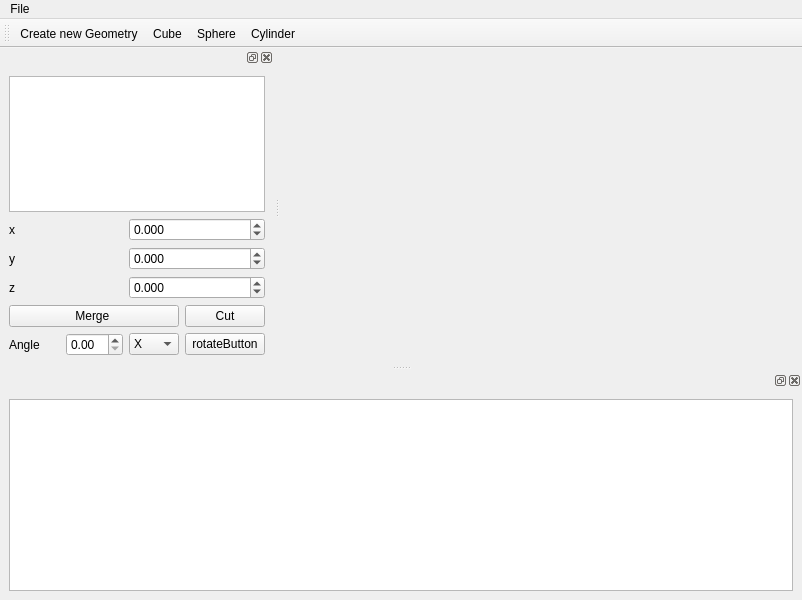
Qt form 080-ManipulatingShapes/src/MainWindow.ui (haknkayaa/Qt-OpenCASCADE-Projects) before a commit.
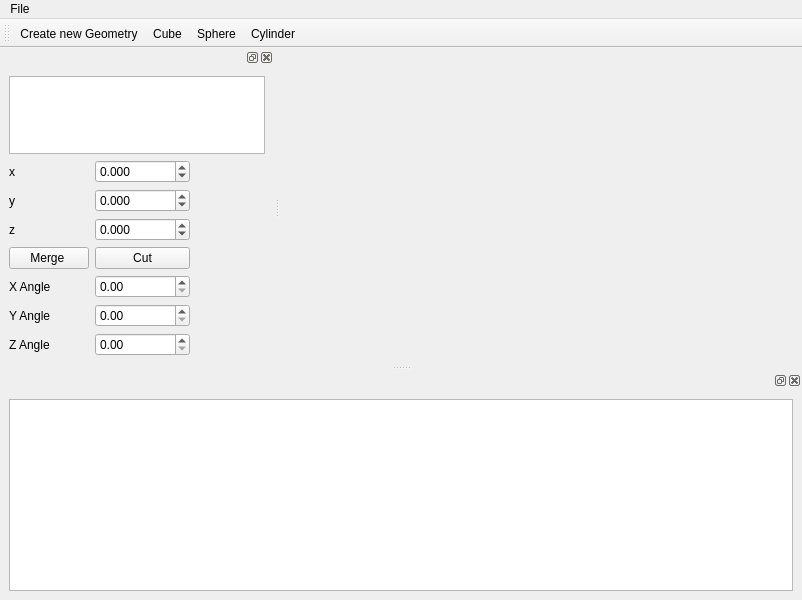
The same form after that commit. Custom widgets are drawn as their Qt base class.

```diff
--- a/080-ManipulatingShapes/src/MainWindow.ui
+++ b/080-ManipulatingShapes/src/MainWindow.ui
@@ -32,6 +32,13 @@
    </attribute>
    <widget class="QWidget" name="dockWidgetContents">
     <layout class="QGridLayout" name="gridLayout_3">
+     <item row="6" column="0">
+      <widget class="QLabel" name="label_5">
+       <property name="text">
+        <string>Y Angle</string>
+       </property>
+      </widget>
+     </item>
      <item row="0" column="0" colspan="4">
       <widget class="QTreeWidget" name="modelTreeWidget">
        <attribute name="headerVisible">
@@ -44,16 +51,13 @@
        </column>
       </widget>
      </item>
-     <item row="1" column="0">
-      <widget class="QLabel" name="label">
+     <item row="8" column="0">
+      <widget class="QLabel" name="label_6">
        <property name="text">
-        <string>x</string>
+        <string>Z Angle</string>
        </property>
       </widget>
      </item>
-     <item row="5" column="1">
-      <widget class="QDoubleSpinBox" name="angleBox"/>
-     </item>
      <item row="3" column="0">
       <widget class="QLabel" name="label_3">
        <property name="text">
@@ -61,17 +65,24 @@
        </property>
       </widget>
      </item>
-     <item row="4" column="3">
-      <widget class="QPushButton" name="cutButton">
+     <item row="4" column="0">
+      <widget class="QPushButton" name="mergeButton">
        <property name="text">
-        <string>Cut</string>
+        <string>Merge </string>
+       </property>
+      </widget>
+     </item>
+     <item row="1" column="0">
+      <widget class="QLabel" name="label">
+       <property name="text">
+        <string>x</string>
        </property>
       </widget>
      </item>
      <item row="5" column="0">
       <widget class="QLabel" name="label_4">
        <property name="text">
-        <string>Angle</string>
+        <string>X Angle</string>
        </property>
       </widget>
      </item>
@@ -82,40 +93,23 @@
        </property>
       </widget>
      </item>
-     <item row="5" column="3">
-      <widget class="QPushButton" name="rotateButton">
-       <property name="text">
-        <string>rotateButton</string>
-       </property>
-      </widget>
+     <item row="8" column="1">
+      <widget class="QDoubleSpinBox" name="angleBox_z"/>
      </item>
-     <item row="5" column="2">
-      <widget class="QComboBox" name="axisBox">
-       <item>
-        <property name="text">
-         <string>X</string>
-        </property>
-       </item>
-       <item>
-        <property name="text">
-         <string>Y</string>
-        </property>
-       </item>
-       <item>
-        <property name="text">
-         <string>Z</string>
-        </property>
-       </item>
-      </widget>
+     <item row="6" column="1">
+      <widget class="QDoubleSpinBox" name="angleBox_y"/>
      </item>
-     <item row="4" column="0" colspan="3">
-      <widget class="QPushButton" name="mergeButton">
+     <item row="5" column="1">
+      <widget class="QDoubleSpinBox" name="angleBox_x"/>
+     </item>
+     <item row="4" column="1">
+      <widget class="QPushButton" name="cutButton">
        <property name="text">
-        <string>Merge </string>
+        <string>Cut</string>
        </property>
       </widget>
      </item>
-     <item row="3" column="2" colspan="2">
+     <item row="3" column="1">
       <widget class="QDoubleSpinBox" name="zSpinBox">
        <property name="decimals">
         <number>3</number>
@@ -128,7 +122,7 @@
        </property>
       </widget>
      </item>
-     <item row="2" column="2" colspan="2">
+     <item row="2" column="1">
       <widget class="QDoubleSpinBox" name="ySpinBox">
        <property name="decimals">
         <number>3</number>
@@ -141,7 +135,7 @@
        </property>
       </widget>
      </item>
-     <item row="1" column="2" colspan="2">
+     <item row="1" column="1">
       <widget class="QDoubleSpinBox" name="xSpinBox">
        <property name="decimals">
         <number>3</number>
```
Left out of the diff: 2 changed lines with no effect on the pictures.
